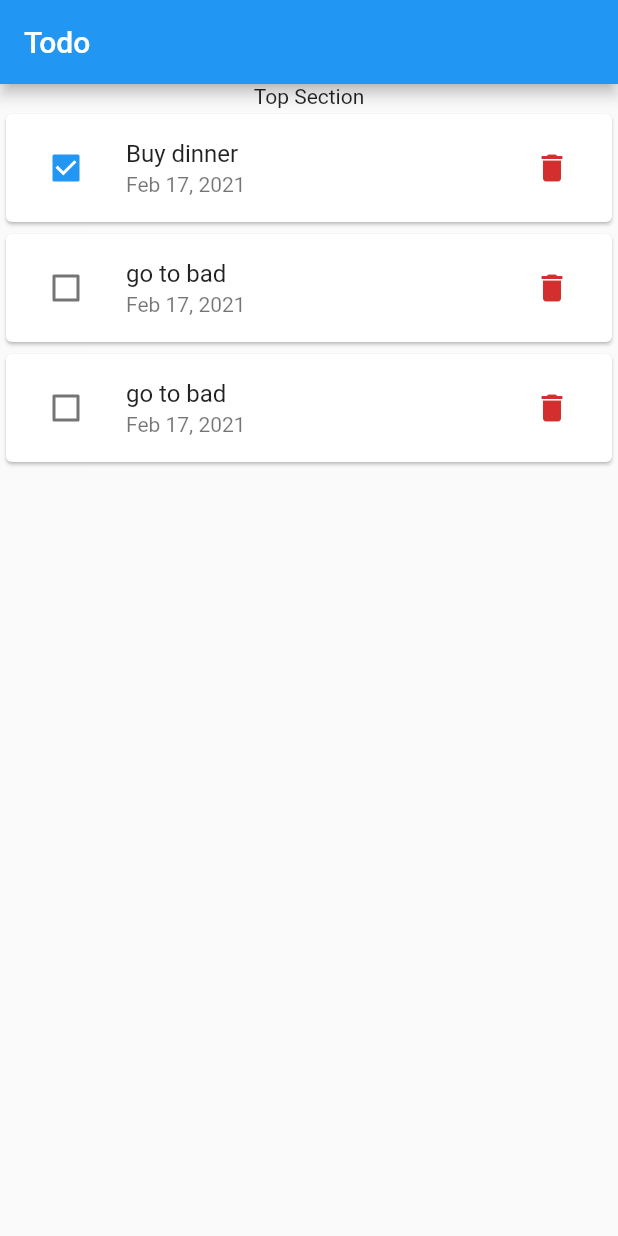
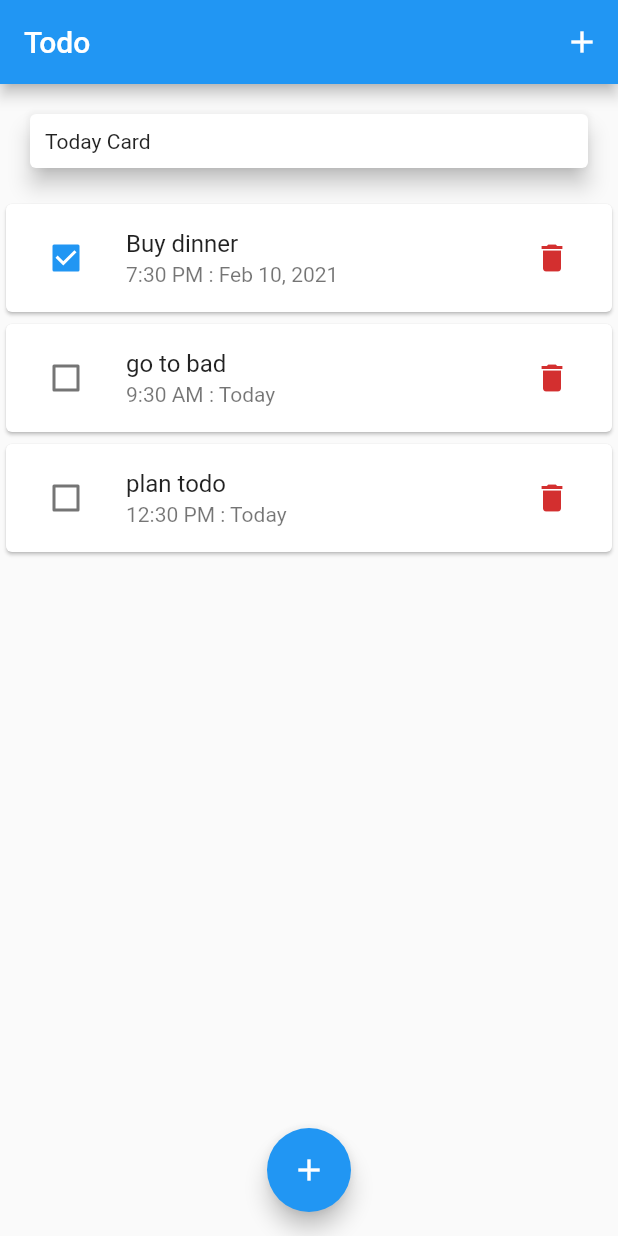
Before and after one commit to kyawmoehan/flutter_todo_app, a Flutter app: the screen it shows after launch, on a phone screen of 412 x 824 dp. Run offline on Flutter 3.47's test engine with Material 2 defaults, Android fonts, the phone set to English and light mode, and no system bars.

Commit message:
complete, time and add todo button

```diff
--- a/lib/main.dart
+++ b/lib/main.dart
@@ -2,6 +2,7 @@ import 'package:flutter/material.dart';
 
 import './modal/todo.dart';
 import './widget/todo_list.dart';
+import './widget/today_card.dart';
 
 void main() {
   runApp(MyApp());
@@ -27,40 +28,64 @@ class _MyHomePageState extends State<MyHomePage> {
     Todo(
       id: 't1',
       title: 'Buy dinner',
-      date: DateTime.now(),
-      time: TimeOfDay(hour: 00, minute: 00),
+      date: new DateTime.utc(2021, 2, 10),
+      time: TimeOfDay(hour: 19, minute: 30),
       complete: true,
     ),
     Todo(
       id: 't2',
       title: 'go to bad',
       date: DateTime.now(),
-      time: TimeOfDay.now(),
+      time: TimeOfDay(hour: 9, minute: 30),
       complete: false,
     ),
     Todo(
-      id: 't2',
-      title: 'go to bad',
+      id: 't3',
+      title: 'plan todo',
       date: DateTime.now(),
-      time: TimeOfDay.now(),
+      time: TimeOfDay(hour: 12, minute: 30),
       complete: false,
     ),
   ];
+
+  void _deleteTodo(String id) {
+    setState(() {
+      _todoList.removeWhere((todo) => todo.id == id);
+    });
+  }
+
+  void _changeComplete(String id, bool state) {
+    var index = _todoList.indexWhere((todo) => todo.id == id);
+    setState(() {
+      _todoList[index].complete = state;
+    });
+  }
+
   @override
   Widget build(BuildContext context) {
     return Scaffold(
       appBar: AppBar(
         title: Text('Todo'),
+        actions: [
+          IconButton(
+            icon: const Icon(Icons.add),
+            onPressed: () => {},
+          )
+        ],
       ),
-      body: Center(
+      body: SingleChildScrollView(
         child: Column(
+          crossAxisAlignment: CrossAxisAlignment.stretch,
           children: <Widget>[
-            Text(
-              "Top Section",
-            ),
-            TodoList(_todoList),
+            TodayCard(),
+            TodoList(_todoList, _deleteTodo, _changeComplete),
           ],
         ),
+      ),
+      floatingActionButtonLocation: FloatingActionButtonLocation.centerFloat,
+      floatingActionButton: FloatingActionButton(
+        child: Icon(Icons.add),
+        onPressed: () => {},
       ),
     );
   }
--- a/lib/modal/todo.dart
+++ b/lib/modal/todo.dart
@@ -6,7 +6,7 @@ class Todo {
   final String title;
   final DateTime date;
   final TimeOfDay time;
-  final bool complete;
+  bool complete;
 
   Todo({
     @required this.id,
--- /dev/null
+++ b/lib/widget/today_card.dart
@@ -0,0 +1,15 @@
+import 'package:flutter/material.dart';
+
+class TodayCard extends StatelessWidget {
+  @override
+  Widget build(BuildContext context) {
+    return Card(
+      elevation: 6,
+      margin: EdgeInsets.all(20),
+      child: Padding(
+        padding: EdgeInsets.all(10),
+        child: Text('Today Card'),
+      ),
+    );
+  }
+}
--- a/lib/widget/todo_list.dart
+++ b/lib/widget/todo_list.dart
@@ -5,10 +5,14 @@ import '../modal/todo.dart';
 
 class TodoList extends StatelessWidget {
   final List<Todo> todos;
-  TodoList(this.todos);
+  final Function deleteTodo;
+  final Function changeComplete;
+  TodoList(this.todos, this.deleteTodo, this.changeComplete);
 
   @override
   Widget build(BuildContext context) {
+    final now = DateTime.now();
+    final today = DateTime(now.year, now.month, now.day);
     return todos.isEmpty
         ? Text(
             'empty',
@@ -18,18 +22,22 @@ class TodoList extends StatelessWidget {
             child: ListView.builder(
               itemCount: todos.length,
               itemBuilder: (ctx, index) {
+                final dateToCheck = todos[index].date;
+                final aDate = DateTime(
+                    dateToCheck.year, dateToCheck.month, dateToCheck.day);
                 return Card(
                   child: ListTile(
                     leading: Checkbox(
-                      onChanged: (bool) => {},
+                      onChanged: (bool) =>
+                          {changeComplete(todos[index].id, bool)},
                       value: todos[index].complete,
                     ),
                     title: Text(todos[index].title),
                     subtitle: Text(
-                      '${DateFormat.yMMMd().format(todos[index].date)}',
+                      '${todos[index].time.format(context)} : ${today == aDate ? "Today" : DateFormat.yMMMd().format(todos[index].date)}',
                     ),
                     trailing: IconButton(
-                      onPressed: () => {},
+                      onPressed: () => deleteTodo(todos[index].id),
                       icon: Icon(Icons.delete),
                       color: Theme.of(context).errorColor,
                     ),
```
